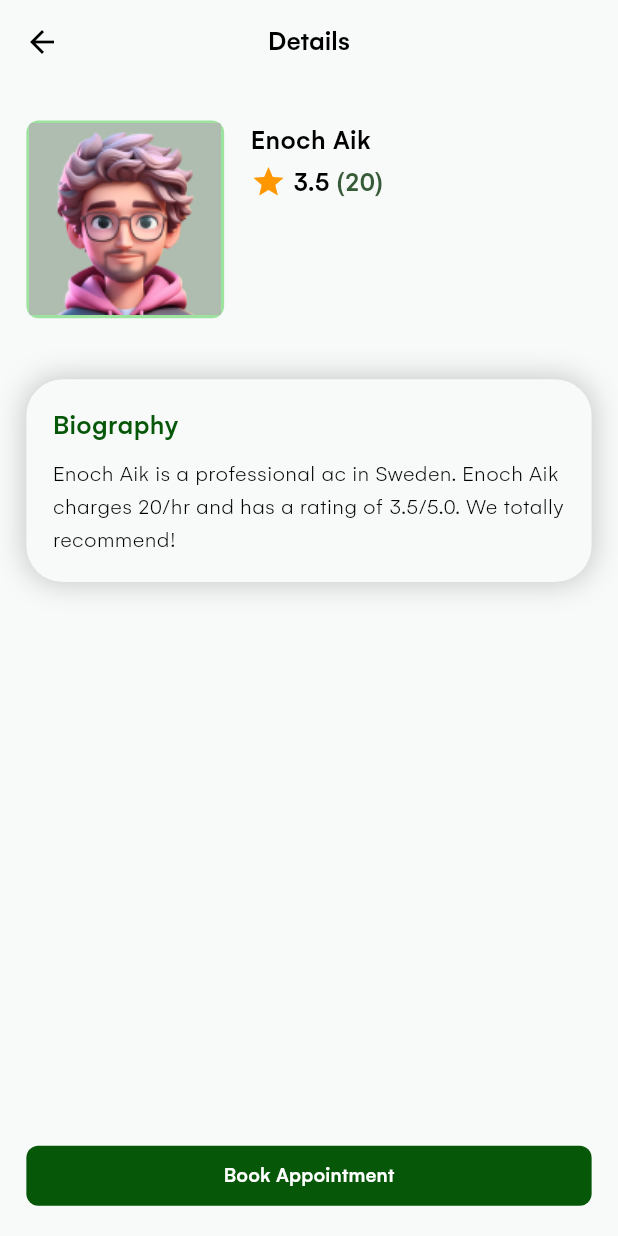
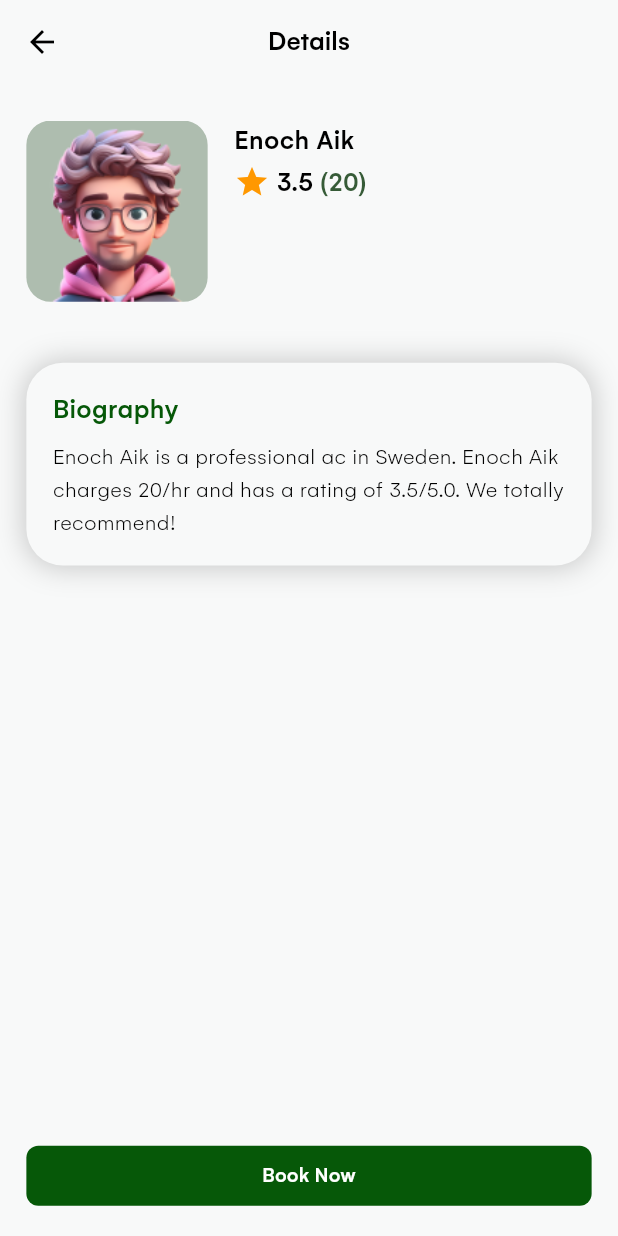
Before and after one commit to enoch-aik/community_hub, a Flutter app: the ServiceDetailsScreen screen opened directly with sample values from the repository, on a phone screen of 412 x 824 dp. Run offline on Flutter 3.47's test engine with Material 2 defaults, Android fonts, the phone set to English and light mode, and no system bars; our stand-ins replace auto_route, dio, flex_color_scheme, flutter_hooks, flutter_screenutil, flutter_svg and 5 more; missing offline and left inert: booking_calendar, serverpod, serverpod_client; accounts and stored records are empty.

Commit message:
- added service details

```diff
--- a/community_hub/lib/app/dashboard/presentation/ui/screens/services/service_details.dart
+++ b/community_hub/lib/app/dashboard/presentation/ui/screens/services/service_details.dart
@@ -2,6 +2,8 @@ import 'dart:math';
 
 import 'package:community_hub/lib.dart';
 import 'package:community_hub/src/mock/database/services.dart';
+import 'package:community_hub/src/router/navigator.dart';
+import 'package:community_hub/src/router/router.dart';
 
 @RoutePage(name: 'serviceDetails')
 class ServiceDetailsScreen extends StatelessWidget {
@@ -30,16 +32,17 @@ class ServiceDetailsScreen extends StatelessWidget {
                 Row(
                   crossAxisAlignment: CrossAxisAlignment.start,
                   children: [
-                    Container(
-                        width: 120.w,
-                        height: 120.w,
-                        decoration: BoxDecoration(
-                          color: context.primaryContainer,
-                          borderRadius: BorderRadius.circular(8.r),
+                    Hero(
+                      tag: 'profileImage${worker.id}',
+                      child: SizedBox(
+                        width: 110.w,
+                        height: 110.w,
+                        child: ClipRRect(
+                          borderRadius: BorderRadius.circular(16.r),
+                          child: Image.asset(worker.profilePic!),
                         ),
-                        child: ClipRRect(
-                            borderRadius: BorderRadius.circular(8.r),
-                            child: Image.asset(worker.profilePic!))),
+                      ),
+                    ),
                     RowSpacing(16.w),
                     Column(
                       crossAxisAlignment: CrossAxisAlignment.start,
@@ -118,7 +121,10 @@ class ServiceDetailsScreen extends StatelessWidget {
         child: Padding(
           padding: EdgeInsets.only(bottom: 16.h, right: 16.w, left: 16.w),
           child: FilledButton(
-              onPressed: () {}, child: const Text('Book Appointment')),
+              onPressed: () {
+                AppNavigator.of(context).push(const BookService());
+              },
+              child: const Text('Book Now')),
         ),
       ),
     );
--- a/community_hub/lib/src/router/router.dart
+++ b/community_hub/lib/src/router/router.dart
@@ -3,6 +3,7 @@ import 'package:community_hub/app/auth/presentation/ui/screens/login.dart';
 import 'package:community_hub/app/auth/presentation/ui/screens/signup.dart';
 import 'package:community_hub/app/dashboard/presentation/ui/screens/all_categories.dart';
 import 'package:community_hub/app/dashboard/presentation/ui/screens/dashboard.dart';
+import 'package:community_hub/app/dashboard/presentation/ui/screens/services/book_service.dart';
 import 'package:community_hub/app/dashboard/presentation/ui/screens/services/service_details.dart';
 import 'package:community_hub/app/dashboard/presentation/ui/screens/services/service_list.dart';
 import 'package:community_hub/app/onboarding/presentation/ui/screens/onboarding.dart';
@@ -24,6 +25,7 @@ class AppRouter extends _$AppRouter {
         AutoRoute(path: '/allCategories', page: AllCategories.page),
         AutoRoute(path: '/serviceList', page: ServiceList.page),
         AutoRoute(path: '/serviceDetails', page: ServiceDetails.page),
+        AutoRoute(path: '/bookService', page: BookService.page),
 
 
       ];
```
Also changed, not shown: community_hub/lib/app/dashboard/presentation/ui/screens/services/book_service.dart (added, +77 -0 lines), community_hub/lib/app/dashboard/presentation/ui/widgets/worker_card.dart (+12 -10 lines), community_hub/lib/src/widgets/bottom_nav_icons.dart (+4 -11 lines), community_hub/lib/src/router/router.gr.dart.
